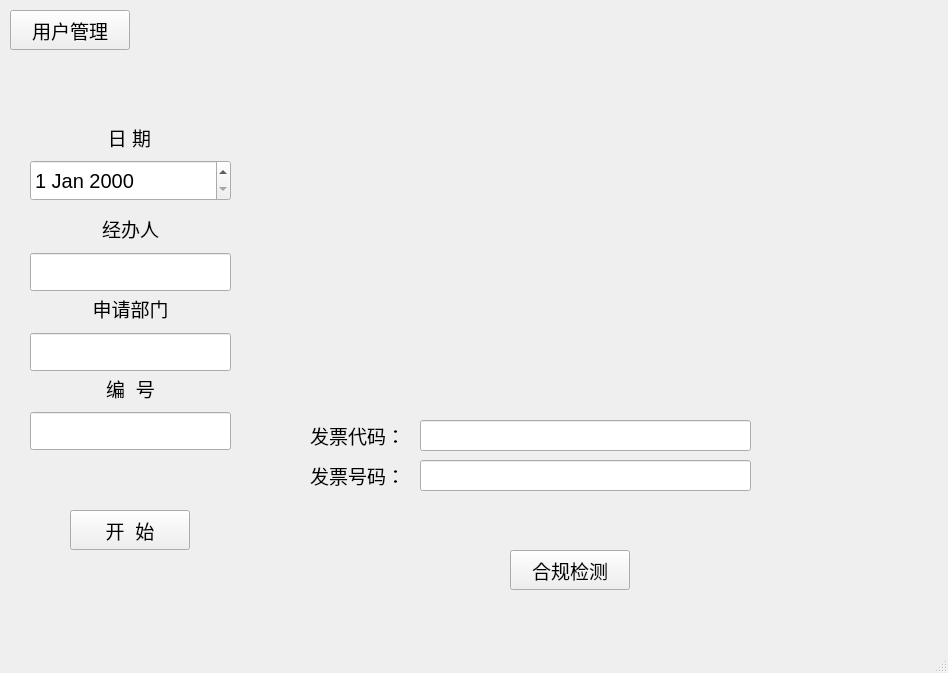
Above: mainwindow.ui from czhc001/Qt-Project-FAPIAO before the change. Below: the same form after it.
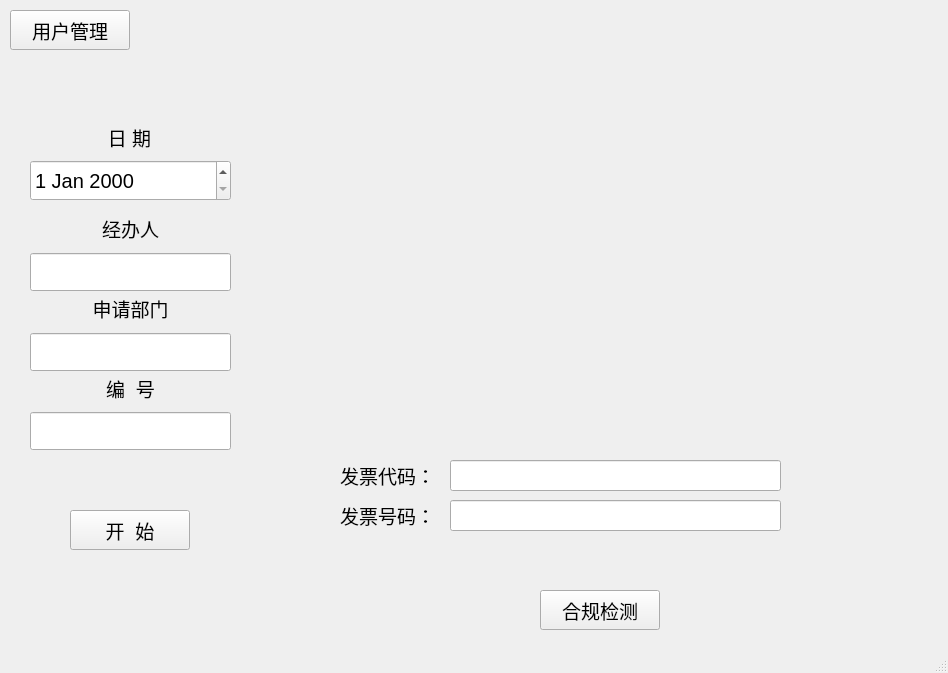
That is the form after the change. Icons and pictures are not drawn.

Diff of the .ui file:
```diff
--- a/mainwindow.ui
+++ b/mainwindow.ui
@@ -39,10 +39,10 @@
    <widget class="QLabel" name="label_image">
     <property name="geometry">
      <rect>
-      <x>290</x>
-      <y>30</y>
-      <width>581</width>
-      <height>331</height>
+      <x>330</x>
+      <y>10</y>
+      <width>576</width>
+      <height>432</height>
      </rect>
     </property>
     <property name="font">
@@ -127,8 +127,8 @@
    <widget class="QLabel" name="label_invoicecode">
     <property name="geometry">
      <rect>
-      <x>310</x>
-      <y>420</y>
+      <x>340</x>
+      <y>460</y>
       <width>101</width>
       <height>31</height>
      </rect>
@@ -145,8 +145,8 @@
    <widget class="QLabel" name="label_invoiceno">
     <property name="geometry">
      <rect>
-      <x>310</x>
-      <y>460</y>
+      <x>340</x>
+      <y>500</y>
       <width>101</width>
       <height>31</height>
      </rect>
@@ -291,8 +291,8 @@
    <widget class="QLineEdit" name="lineEdit_coderesult">
     <property name="geometry">
      <rect>
-      <x>420</x>
-      <y>420</y>
+      <x>450</x>
+      <y>460</y>
       <width>331</width>
       <height>31</height>
      </rect>
@@ -306,8 +306,8 @@
    <widget class="QLineEdit" name="lineEdit_noresult">
     <property name="geometry">
      <rect>
-      <x>420</x>
-      <y>460</y>
+      <x>450</x>
+      <y>500</y>
       <width>331</width>
       <height>31</height>
      </rect>
@@ -321,8 +321,8 @@
    <widget class="QPushButton" name="Button_check">
     <property name="geometry">
      <rect>
-      <x>510</x>
-      <y>550</y>
+      <x>540</x>
+      <y>590</y>
       <width>120</width>
       <height>40</height>
      </rect>
@@ -339,8 +339,8 @@
    <widget class="QLabel" name="label_result">
     <property name="geometry">
      <rect>
-      <x>420</x>
-      <y>500</y>
+      <x>450</x>
+      <y>540</y>
       <width>331</width>
       <height>31</height>
      </rect>
```
